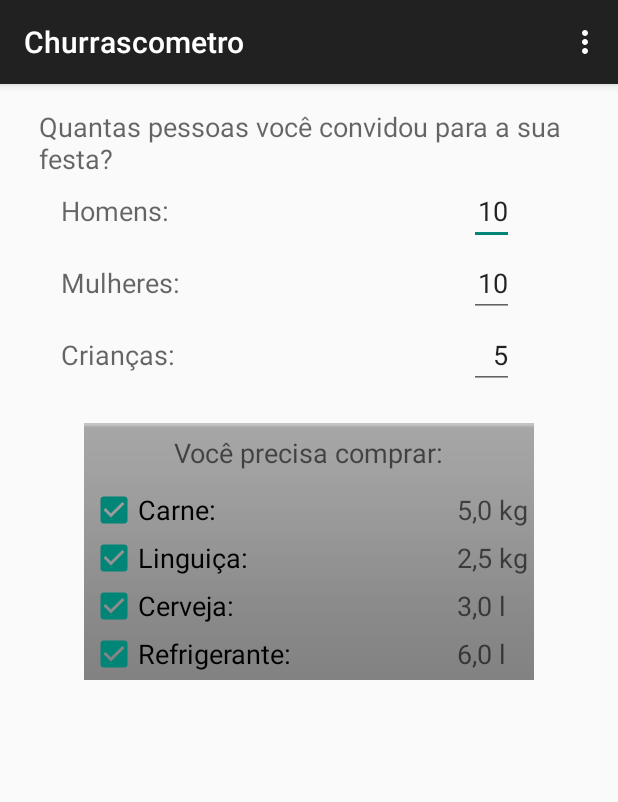
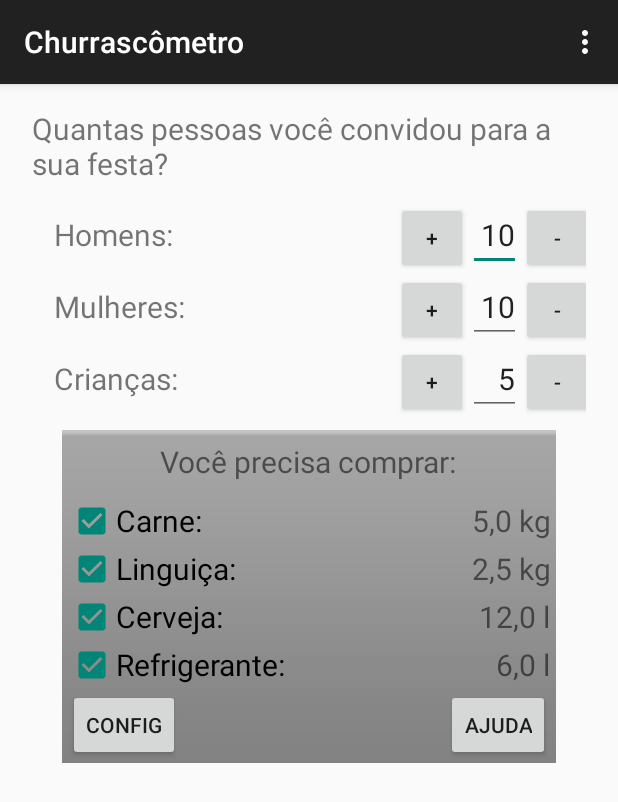
Before and after one commit to AndreBanki/Churrascometro, an Android app: the screen it shows after launch (MainActivity), on a phone screen of 412 x 824 dp. Shown: the top 802 px of the screen. Run offline under Robolectric (Android 15) with nearby library versions, the phone set to English and light mode, and no system bars.

Commit message:
Criação de estilos

```diff
--- a/app/src/main/res/layout/activity_main.xml
+++ b/app/src/main/res/layout/activity_main.xml
@@ -9,123 +9,60 @@
         android:orientation="vertical"
         android:layout_width="match_parent"
         android:layout_height="match_parent"
-        android:layout_alignParentTop="true"
-        android:layout_centerHorizontal="true"
         android:id="@+id/linearLayout"
-        android:layout_marginLeft="10dp"
-        android:layout_marginRight="10dp">
-        <TextView
-            android:layout_width="wrap_content"
-            android:layout_height="wrap_content"
-            android:textAppearance="?android:attr/textAppearanceMedium"
+        android:layout_marginLeft="5dp"
+        android:layout_marginRight="5dp">
+        <TextView style="@style/subtitulo"
             android:text="Quantas pessoas você convidou para a sua festa?"
-            android:id="@+id/textView2"
-            android:layout_above="@+id/linearLayout"
-            android:layout_alignParentLeft="true"
-            android:layout_alignParentStart="true" />
+            android:id="@+id/textView2" />
         <TableLayout
             android:layout_width="match_parent"
             android:layout_height="wrap_content"
             android:layout_gravity="center_horizontal"
+            android:layout_marginTop="10dp"
             android:layout_marginLeft="10dp"
             android:stretchColumns="0">
             <TableRow>
-                    <TextView
-                        android:layout_width="wrap_content"
-                        android:layout_height="wrap_content"
-                        android:textAppearance="?android:attr/textAppearanceMedium"
+                    <TextView style="@style/texto"
                         android:text="Homens:" />
 
-                    <Button
-                        style="?android:attr/buttonStyleSmall"
-                        android:layout_width="wrap_content"
-                        android:layout_height="wrap_content"
-                        android:background="@android:drawable/ic_media_previous"
-                        android:backgroundTint="@color/abc_background_cache_hint_selector_material_dark" />
+                    <Button style="@style/PlusButton"
+                        android:id="@+id/btnMaisHomens" />
 
-                    <EditText
-                        android:layout_width="wrap_content"
-                        android:layout_height="wrap_content"
-                        android:inputType="number"
-                        android:ems="10"
-                        android:layout_weight="1"
-                        android:text="10"
-                        android:width="30dp"
-                        android:gravity="right" />
+                    <EditText style="@style/editNumeroLargFixa"
+                        android:id="@+id/editHomens"
+                        android:text="10" />
 
-                    <Button
-                        style="?android:attr/buttonStyleSmall"
-                        android:layout_width="wrap_content"
-                        android:layout_height="wrap_content"
-                        android:background="@android:drawable/ic_media_next"
-                        android:backgroundTint="@color/abc_background_cache_hint_selector_material_dark" />
+                    <Button style="@style/MinusButton"
+                        android:id="@+id/btnMenosHomens" />
             </TableRow>
             <TableRow>
-                <TextView
-                    android:layout_width="wrap_content"
-                    android:layout_height="wrap_content"
-                    android:textAppearance="?android:attr/textAppearanceMedium"
-                    android:text="Mulheres:"
-                     />
+                <TextView style="@style/texto"
+                    android:text="Mulheres:" />
 
-                <Button
-                    style="?android:attr/buttonStyleSmall"
-                    android:layout_width="wrap_content"
-                    android:layout_height="wrap_content"
-                    android:background="@android:drawable/ic_media_previous"
-                    android:backgroundTint="@color/abc_background_cache_hint_selector_material_dark" />
+                <Button style="@style/PlusButton"
+                    android:id="@+id/btnMaisMulheres" />
 
-                <EditText
-                    android:layout_width="wrap_content"
-                    android:layout_height="wrap_content"
-                    android:inputType="number"
-                    android:ems="10"
-                    android:layout_weight="1"
-                    android:text="10"
-                    android:width="30dp"
-                    android:gravity="right" />
+                <EditText style="@style/editNumeroLargFixa"
+                    android:id="@+id/editMulheres"
+                    android:text="10" />
 
-                <Button
-                    style="?android:attr/buttonStyleSmall"
-                    android:layout_width="wrap_content"
-                    android:layout_height="wrap_content"
-                    android:background="@android:drawable/ic_media_next"
-                    android:backgroundTint="@color/abc_background_cache_hint_selector_material_dark" />
+                <Button style="@style/MinusButton"
+                    android:id="@+id/btnMenosMulheres" />
             </TableRow>
             <TableRow>
-                <TextView
-                    android:layout_width="wrap_content"
-                    android:layout_height="wrap_content"
-                    android:textAppearance="?android:attr/textAppearanceMedium"
-                    android:text="Crianças:"
-                    android:id="@+id/textView" />
+                <TextView style="@style/texto"
+                    android:text="Crianças:" />
 
-                <Button
-                    style="?android:attr/buttonStyleSmall"
-                    android:layout_width="wrap_content"
-                    android:layout_height="wrap_content"
-                    android:id="@+id/button"
-                    android:background="@android:drawable/ic_media_previous"
-                    android:backgroundTint="@color/abc_background_cache_hint_selector_material_dark" />
+                <Button style="@style/PlusButton"
+                    android:id="@+id/btnMaisCriancas" />
 
-                <EditText
-                    android:layout_width="wrap_content"
-                    android:layout_height="wrap_content"
-                    android:inputType="number"
-                    android:ems="10"
-                    android:id="@+id/editText"
-                    android:layout_weight="1"
-                    android:text="5"
-                    android:width="30dp"
-                    android:gravity="right" />
+                <EditText style="@style/editNumeroLargFixa"
+                    android:id="@+id/editCriancas"
+                    android:text="5" />
 
-                <Button
-                    style="?android:attr/buttonStyleSmall"
-                    android:layout_width="wrap_content"
-                    android:layout_height="wrap_content"
-                    android:id="@+id/button2"
-                    android:background="@android:drawable/ic_media_next"
-                    android:backgroundTint="@color/abc_background_cache_hint_selector_material_dark" />
+                <Button style="@style/MinusButton"
+                    android:id="@+id/btnMenosCriancas" />
             </TableRow>
     </TableLayout>
 
@@ -133,18 +70,13 @@
             android:orientation="vertical"
             android:layout_width="match_parent"
             android:layout_height="wrap_content"
-            android:layout_marginLeft="30dp"
-            android:layout_marginRight="30dp"
-            android:layout_marginTop="20dp"
+            android:layout_marginLeft="20dp"
+            android:layout_marginRight="20dp"
+            android:layout_marginTop="10dp"
             style="@android:style/ButtonBar">
 
-            <TextView
-                android:layout_width="wrap_content"
-                android:layout_height="wrap_content"
-                android:textAppearance="?android:attr/textAppearanceMedium"
+            <TextView style="@style/subtitulo"
                 android:text="Você precisa comprar:"
-                android:id="@+id/textView3"
-                android:autoText="false"
                 android:layout_marginBottom="10dp"
                 android:layout_gravity="center_horizontal"
                 android:layout_marginTop="2dp" />
@@ -155,67 +87,62 @@
                 android:layout_height="wrap_content"
                 android:stretchColumns="0">
                 <TableRow>
-                    <CheckBox
-                        android:layout_width="wrap_content"
-                        android:layout_height="wrap_content"
+                    <CheckBox style="@style/texto"
+                        android:id="@+id/checkCarne"
                         android:text="Carne:"
-                        android:checked="true"
-                        android:textAppearance="@style/Base.TextAppearance.AppCompat.Medium" />
+                        android:checked="true" />
 
-                    <TextView
-                        android:layout_width="wrap_content"
-                        android:layout_height="wrap_content"
-                        android:textAppearance="?android:attr/textAppearanceMedium"
-                        android:text="5,0 kg"
-                         />
+                    <TextView style="@style/numero"
+                        android:id="@+id/resultCarne"
+                        android:text="5,0 kg" />
                 </TableRow>
                 <TableRow>
-                    <CheckBox
-                        android:layout_width="wrap_content"
-                        android:layout_height="wrap_content"
+                    <CheckBox style="@style/texto"
+                        android:id="@+id/checkLinguica"
                         android:text="Linguiça:"
-                        android:checked="true"
-                        android:textAppearance="@style/Base.TextAppearance.AppCompat.Medium" />
+                        android:checked="true" />
 
-                    <TextView
-                        android:layout_width="wrap_content"
-                        android:layout_height="wrap_content"
-                        android:textAppearance="?android:attr/textAppearanceMedium"
-                        android:text="2,5 kg"
-                         />
+                    <TextView style="@style/numero"
+                        android:id="@+id/resultLinguica"
+                        android:text="2,5 kg" />
                 </TableRow>
                 <TableRow>
-                <CheckBox
-                    android:layout_width="wrap_content"
-                    android:layout_height="wrap_content"
+                <CheckBox style="@style/texto"
+                    android:id="@+id/checkCerveja"
                     android:text="Cerveja:"
-                    android:checked="true"
-                    android:textAppearance="@style/Base.TextAppearance.AppCompat.Medium" />
+                    android:checked="true" />
 
-                <TextView
-                    android:layout_width="wrap_content"
-                    android:layout_height="wrap_content"
-                    android:textAppearance="?android:attr/textAppearanceMedium"
-                    android:text="3,0 l"
+                <TextView style="@style/numero"
+                    android:id="@+id/resultCerveja"
+                    android:text="12,0 l"
                     />
             </TableRow>
                 <TableRow>
-                <CheckBox
-                    android:layout_width="wrap_content"
-                    android:layout_height="wrap_content"
+                <CheckBox style="@style/texto"
+                    android:id="@+id/checkRefri"
                     android:text="Refrigerante:"
-                    android:id="@+id/checkBox"
-                    android:checked="true"
-                    android:textAppearance="@style/Base.TextAppearance.AppCompat.Medium" />
+                    android:checked="true" />
 
-                <TextView
-                    android:layout_width="wrap_content"
-                    android:layout_height="wrap_content"
-                    android:textAppearance="?android:attr/textAppearanceMedium"
-                    android:text="6,0 l"
-                    android:id="@+id/textView4" />
+                <TextView style="@style/numero"
+                    android:id="@+id/resultRefri"
+                    android:text="6,0 l" />
             </TableRow>
             </TableLayout>
+            <RelativeLayout
+                android:layout_width="match_parent"
+                android:layout_height="wrap_content"
+                android:orientation="horizontal">
+
+                <Button style="@style/SimpleButton"
+                    android:id="@+id/btnConfig"
+                    android:text="Config"
+                    android:layout_alignParentLeft="true" />
+
+                <Button style="@style/SimpleButton"
+                    android:id="@+id/btnAjuda"
+                    android:text="Ajuda"
+                    android:layout_alignParentRight="true" />
+            </RelativeLayout>
         </LinearLayout>
 
     </LinearLayout>
--- a/app/src/main/res/values/strings.xml
+++ b/app/src/main/res/values/strings.xml
@@ -1,5 +1,5 @@
 <resources>
-    <string name="app_name">Churrascometro</string>
+    <string name="app_name">Churrascômetro</string>
 
     <string name="hello_world">Hello world!</string>
     <string name="action_settings">Settings</string>
--- a/app/src/main/res/values/styles.xml
+++ b/app/src/main/res/values/styles.xml
@@ -5,4 +5,31 @@
         <!-- Customize your theme here. -->
     </style>
 
+    <style name="texto">
+        <item name="android:textSize">20dp</item>
+        <item name="android:layout_width">wrap_content</item>
+        <item name="android:layout_height">wrap_content</item>
+    </style>
+    <style name="subtitulo" parent="texto">
+        <item name="android:textSize">20dp</item>
+    </style>
+    <style name="numero" parent="texto">
+        <item name="android:gravity">right</item>
+    </style>
+    <style name="editNumero" parent="numero">
+        <item name="android:inputType">number</item>
+    </style>
+    <style name="editNumeroLargFixa" parent="editNumero">
+        <item name="android:width">35dp</item>
+    </style>
+    <style name="SimpleButton" parent="@style/Widget.AppCompat.Button.Small">
+        <item name="android:layout_width">wrap_content</item>
+        <item name="android:layout_height">wrap_content</item>
+    </style>
+    <style name="PlusButton" parent="SimpleButton">
+        <item name="android:text">+</item>
+    </style>
+    <style name="MinusButton" parent="SimpleButton">
+        <item name="android:text">-</item>
+    </style>
 </resources>
```
